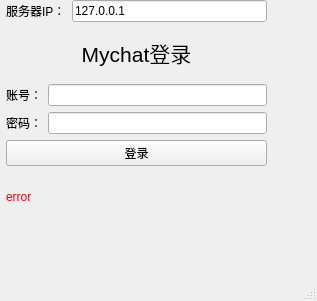
Above: client/mainwindow.ui from toh520/MyChat before the change. Below: the same form after it.
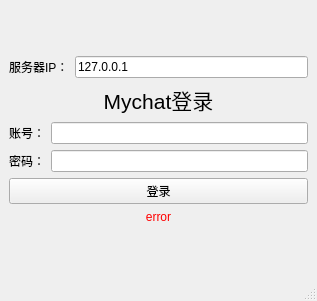
That is the form after the change.

Diff of the .ui file:
```diff
--- a/client/mainwindow.ui
+++ b/client/mainwindow.ui
@@ -14,15 +14,21 @@
    <string>MyChat Client</string>
   </property>
   <widget class="QWidget" name="centralwidget">
-   <widget class="QWidget" name="">
-    <property name="geometry">
-     <rect>
-      <x>6</x>
-      <y>0</y>
-      <width>261</width>
-      <height>221</height>
-     </rect>
-    </property>
+   <layout class="QGridLayout" name="gridLayout">
+    <item row="2" column="0">
+     <spacer name="verticalSpacer">
+      <property name="orientation">
+       <enum>Qt::Orientation::Vertical</enum>
+      </property>
+      <property name="sizeHint" stdset="0">
+       <size>
+        <width>20</width>
+        <height>40</height>
+       </size>
+      </property>
+     </spacer>
+    </item>
+    <item row="1" column="0">
     <layout class="QVBoxLayout" name="verticalLayout">
      <item>
       <layout class="QHBoxLayout" name="horizontalLayout_3">
@@ -104,10 +110,27 @@
        <property name="text">
         <string>error</string>
        </property>
+        <property name="alignment">
+         <set>Qt::AlignmentFlag::AlignCenter</set>
+        </property>
       </widget>
      </item>
     </layout>
-   </widget>
+    </item>
+    <item row="0" column="0">
+     <spacer name="verticalSpacer_2">
+      <property name="orientation">
+       <enum>Qt::Orientation::Vertical</enum>
+      </property>
+      <property name="sizeHint" stdset="0">
+       <size>
+        <width>20</width>
+        <height>40</height>
+       </size>
+      </property>
+     </spacer>
+    </item>
+   </layout>
   </widget>
   <widget class="QMenuBar" name="menubar">
    <property name="geometry">
```
Lines whose indentation alone changed are shown as unchanged.
